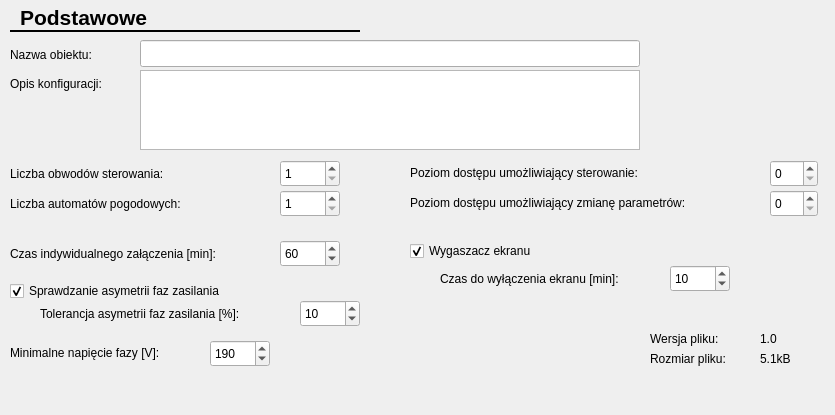
This is CfgForms/cgeneralcfgform.ui in kaczmar55/koneor_v2 as Qt 5 draws it before an edit. The edited form follows.
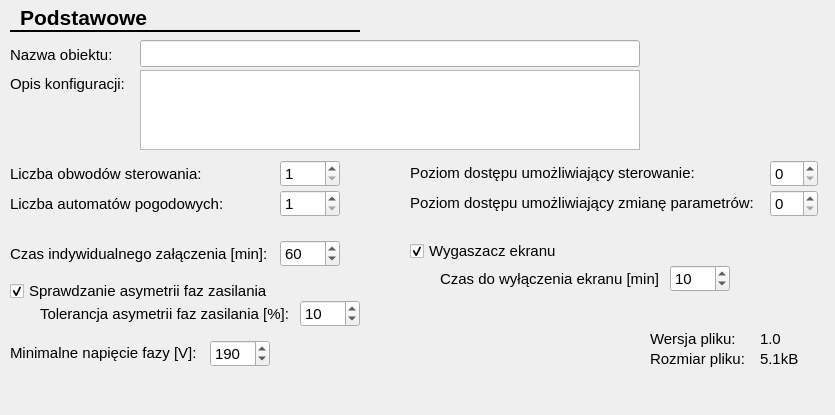
This is the edited form.

Diff of the .ui file:
```diff
--- a/CfgForms/cgeneralcfgform.ui
+++ b/CfgForms/cgeneralcfgform.ui
@@ -22,6 +22,11 @@
      <height>27</height>
     </rect>
    </property>
+   <property name="font">
+    <font>
+     <pointsize>11</pointsize>
+    </font>
+   </property>
    <property name="maximum">
     <number>15</number>
    </property>
@@ -35,6 +40,11 @@
      <height>17</height>
     </rect>
    </property>
+   <property name="font">
+    <font>
+     <pointsize>11</pointsize>
+    </font>
+   </property>
    <property name="text">
     <string>Czas do wyłączenia ekranu [min]:</string>
    </property>
@@ -48,6 +58,11 @@
      <height>22</height>
     </rect>
    </property>
+   <property name="font">
+    <font>
+     <pointsize>11</pointsize>
+    </font>
+   </property>
    <property name="text">
     <string>Sprawdzanie asymetrii faz zasilania</string>
    </property>
@@ -64,6 +79,11 @@
      <height>20</height>
     </rect>
    </property>
+   <property name="font">
+    <font>
+     <pointsize>11</pointsize>
+    </font>
+   </property>
    <property name="text">
     <string>Tolerancja asymetrii faz zasilania [%]:</string>
    </property>
@@ -77,6 +97,11 @@
      <height>27</height>
     </rect>
    </property>
+   <property name="font">
+    <font>
+     <pointsize>11</pointsize>
+    </font>
+   </property>
    <property name="maximum">
     <number>15</number>
    </property>
@@ -90,6 +115,11 @@
      <height>17</height>
     </rect>
    </property>
+   <property name="font">
+    <font>
+     <pointsize>11</pointsize>
+    </font>
+   </property>
    <property name="text">
     <string>Opis konfiguracji:</string>
    </property>
@@ -103,6 +133,11 @@
      <height>27</height>
     </rect>
    </property>
+   <property name="font">
+    <font>
+     <pointsize>11</pointsize>
+    </font>
+   </property>
    <property name="wrapping">
     <bool>false</bool>
    </property>
@@ -122,6 +157,11 @@
      <height>17</height>
     </rect>
    </property>
+   <property name="font">
+    <font>
+     <pointsize>11</pointsize>
+    </font>
+   </property>
    <property name="text">
     <string>Poziom dostępu umożliwiający sterowanie:</string>
    </property>
@@ -135,6 +175,11 @@
      <height>17</height>
     </rect>
    </property>
+   <property name="font">
+    <font>
+     <pointsize>11</pointsize>
+    </font>
+   </property>
    <property name="text">
     <string>Poziom dostępu umożliwiający zmianę parametrów:</string>
    </property>
@@ -148,6 +193,11 @@
      <height>22</height>
     </rect>
    </property>
+   <property name="font">
+    <font>
+     <pointsize>11</pointsize>
+    </font>
+   </property>
    <property name="text">
     <string>Wygaszacz ekranu</string>
    </property>
@@ -164,6 +214,11 @@
      <height>17</height>
     </rect>
    </property>
+   <property name="font">
+    <font>
+     <pointsize>11</pointsize>
+    </font>
+   </property>
    <property name="text">
     <string>1.0</string>
    </property>
@@ -177,6 +232,11 @@
      <height>20</height>
     </rect>
    </property>
+   <property name="font">
+    <font>
+     <pointsize>11</pointsize>
+    </font>
+   </property>
    <property name="text">
     <string>Liczba obwodów sterowania:</string>
    </property>
@@ -190,6 +250,11 @@
      <height>27</height>
     </rect>
    </property>
+   <property name="font">
+    <font>
+     <pointsize>11</pointsize>
+    </font>
+   </property>
    <property name="maximum">
     <number>100</number>
    </property>
@@ -206,6 +271,11 @@
      <height>20</height>
     </rect>
    </property>
+   <property name="font">
+    <font>
+     <pointsize>11</pointsize>
+    </font>
+   </property>
    <property name="text">
     <string>Nazwa obiektu:</string>
    </property>
@@ -219,6 +289,11 @@
      <height>17</height>
     </rect>
    </property>
+   <property name="font">
+    <font>
+     <pointsize>11</pointsize>
+    </font>
+   </property>
    <property name="text">
     <string>Minimalne napięcie fazy [V]:</string>
    </property>
@@ -245,6 +320,11 @@
      <height>17</height>
     </rect>
    </property>
+   <property name="font">
+    <font>
+     <pointsize>11</pointsize>
+    </font>
+   </property>
    <property name="text">
     <string>5.1kB</string>
    </property>
@@ -258,6 +338,11 @@
      <height>27</height>
     </rect>
    </property>
+   <property name="font">
+    <font>
+     <pointsize>11</pointsize>
+    </font>
+   </property>
    <property name="minimum">
     <number>1</number>
    </property>
@@ -287,6 +372,11 @@
      <height>27</height>
     </rect>
    </property>
+   <property name="font">
+    <font>
+     <pointsize>11</pointsize>
+    </font>
+   </property>
    <property name="minimum">
     <number>100</number>
    </property>
@@ -306,6 +396,11 @@
      <height>27</height>
     </rect>
    </property>
+   <property name="font">
+    <font>
+     <pointsize>11</pointsize>
+    </font>
+   </property>
    <property name="minimum">
     <number>1</number>
    </property>
@@ -325,6 +420,11 @@
      <height>27</height>
     </rect>
    </property>
+   <property name="font">
+    <font>
+     <pointsize>11</pointsize>
+    </font>
+   </property>
    <property name="wrapping">
     <bool>false</bool>
    </property>
@@ -344,6 +444,11 @@
      <height>17</height>
     </rect>
    </property>
+   <property name="font">
+    <font>
+     <pointsize>11</pointsize>
+    </font>
+   </property>
    <property name="text">
     <string>Rozmiar pliku:</string>
    </property>
@@ -357,6 +462,11 @@
      <height>20</height>
     </rect>
    </property>
+   <property name="font">
+    <font>
+     <pointsize>11</pointsize>
+    </font>
+   </property>
    <property name="text">
     <string>Liczba automatów pogodowych:</string>
    </property>
@@ -370,6 +480,11 @@
      <height>17</height>
     </rect>
    </property>
+   <property name="font">
+    <font>
+     <pointsize>11</pointsize>
+    </font>
+   </property>
    <property name="text">
     <string>Wersja pliku:</string>
    </property>
@@ -383,6 +498,11 @@
      <height>20</height>
     </rect>
    </property>
+   <property name="font">
+    <font>
+     <pointsize>11</pointsize>
+    </font>
+   </property>
    <property name="text">
     <string>Czas indywidualnego załączenia [min]:</string>
    </property>
@@ -392,7 +512,7 @@
     <rect>
      <x>20</x>
      <y>5</y>
-     <width>130</width>
+     <width>140</width>
      <height>25</height>
     </rect>
    </property>
```
Left out of the diff: 10 changed lines with no effect on the pictures.
